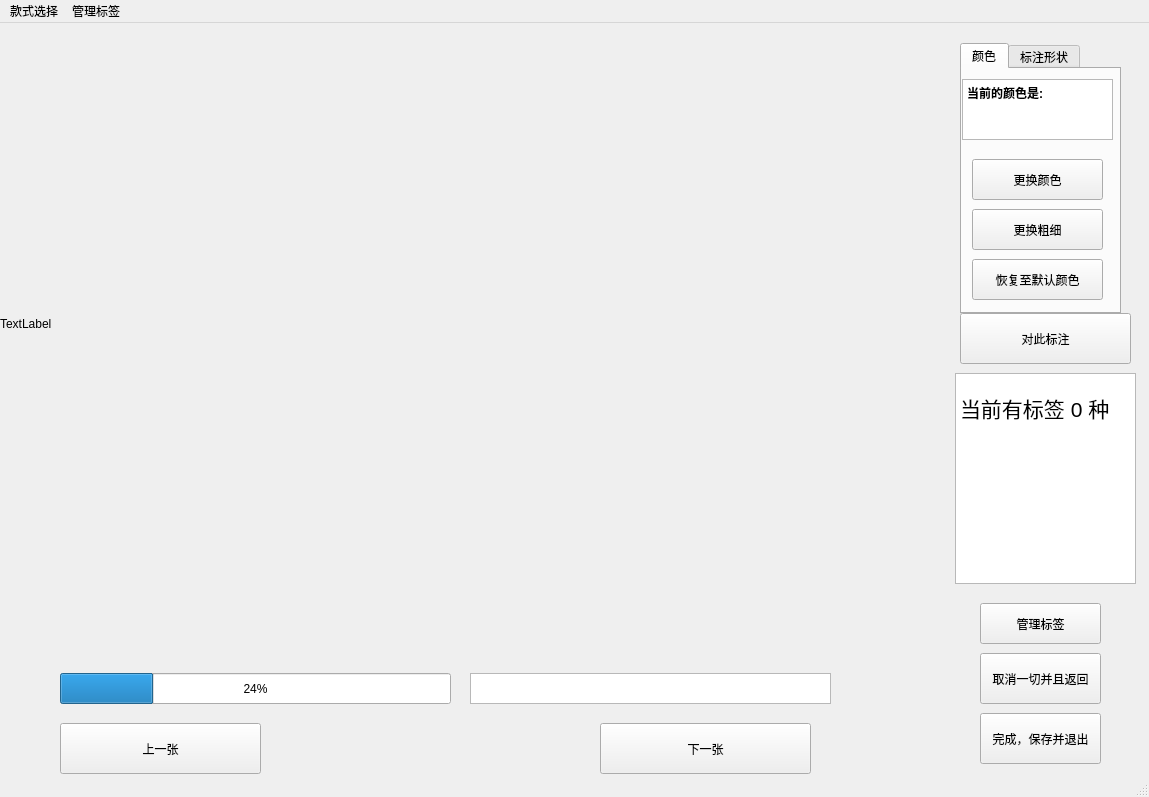
This is JLU_Image_TransAnd_Label/manuallylabel.ui in Charliechen114514/Jilin_University_ImageLabel_SoftWare as Qt 5 draws it before an edit. The edited form follows.
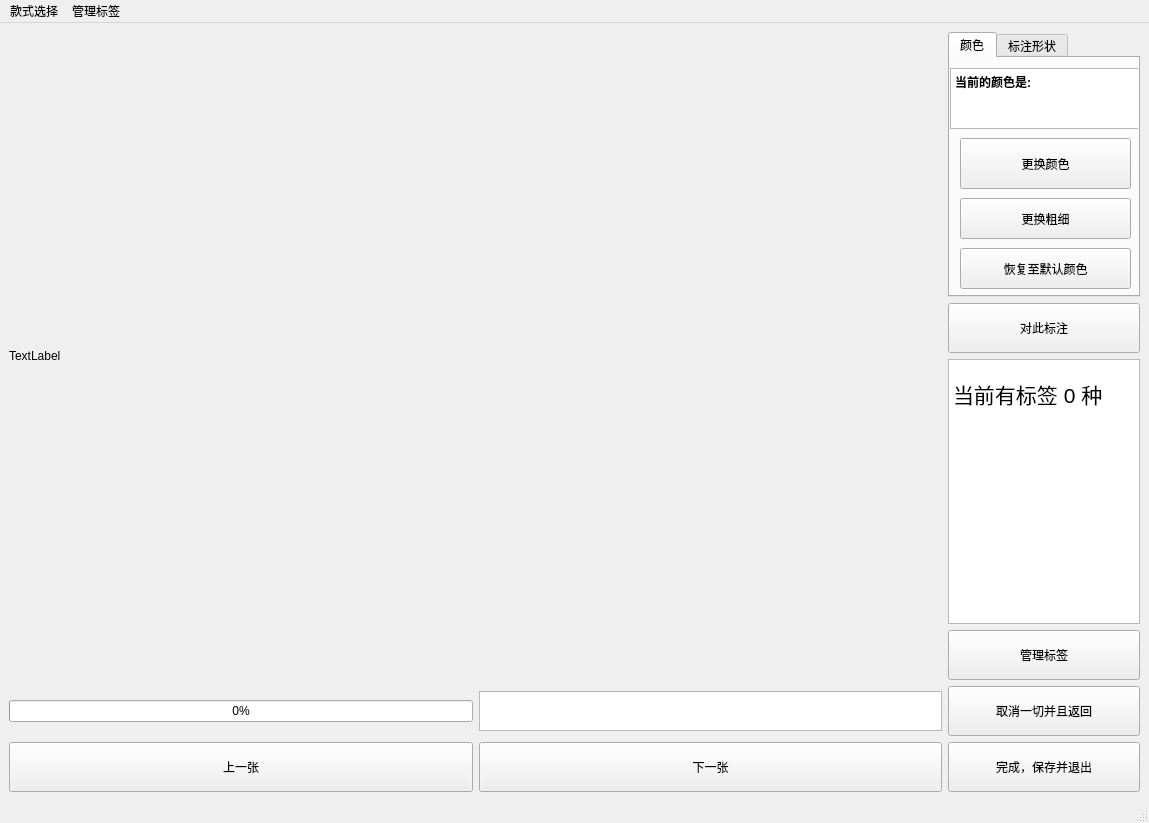
This is the edited form. The open tabs and pages were chosen to show the change. Custom widgets are drawn as their Qt base class.

```diff
--- a/JLU_Image_TransAnd_Label/manuallylabel.ui
+++ b/JLU_Image_TransAnd_Label/manuallylabel.ui
@@ -14,53 +14,33 @@
    <string>MainWindow</string>
   </property>
   <widget class="QWidget" name="centralwidget">
+   <layout class="QGridLayout" name="gridLayout">
+    <item row="0" column="0" rowspan="4" colspan="2">
    <widget class="editpiclabelClass" name="editPicLable">
-    <property name="geometry">
-     <rect>
-      <x>0</x>
-      <y>-10</y>
-      <width>841</width>
-      <height>621</height>
-     </rect>
+      <property name="sizePolicy">
+       <sizepolicy hsizetype="Expanding" vsizetype="Expanding">
+        <horstretch>0</horstretch>
+        <verstretch>0</verstretch>
+       </sizepolicy>
+      </property>
+      <property name="minimumSize">
+       <size>
+        <width>933</width>
+        <height>648</height>
+       </size>
     </property>
     <property name="text">
      <string>TextLabel</string>
     </property>
    </widget>
-   <widget class="QPushButton" name="saveAllAndExportTheImage">
-    <property name="geometry">
-     <rect>
-      <x>980</x>
-      <y>690</y>
-      <width>121</width>
-      <height>51</height>
-     </rect>
-    </property>
-    <property name="text">
-     <string>完成，保存并退出</string>
-    </property>
-   </widget>
-   <widget class="QPushButton" name="cancelAllAndBackToMainWindow">
-    <property name="geometry">
-     <rect>
-      <x>980</x>
-      <y>630</y>
-      <width>121</width>
-      <height>51</height>
-     </rect>
-    </property>
-    <property name="text">
-     <string>取消一切并且返回</string>
-    </property>
-   </widget>
+    </item>
+    <item row="0" column="2">
    <widget class="QTabWidget" name="tabWidget">
-    <property name="geometry">
-     <rect>
-      <x>960</x>
-      <y>20</y>
-      <width>161</width>
-      <height>271</height>
-     </rect>
+      <property name="maximumSize">
+       <size>
+        <width>200</width>
+        <height>400</height>
+       </size>
     </property>
     <property name="currentIndex">
      <number>1</number>
@@ -74,7 +54,7 @@
        <rect>
         <x>0</x>
         <y>10</y>
-        <width>151</width>
+          <width>191</width>
         <height>61</height>
        </rect>
       </property>
@@ -93,9 +73,9 @@
       <property name="geometry">
        <rect>
         <x>10</x>
-        <y>90</y>
-        <width>131</width>
-        <height>41</height>
+          <y>80</y>
+          <width>171</width>
+          <height>51</height>
        </rect>
       </property>
       <property name="text">
@@ -107,7 +87,7 @@
        <rect>
         <x>10</x>
         <y>190</y>
-        <width>131</width>
+          <width>171</width>
         <height>41</height>
        </rect>
       </property>
@@ -120,7 +100,7 @@
        <rect>
         <x>10</x>
         <y>140</y>
-        <width>131</width>
+          <width>171</width>
         <height>41</height>
        </rect>
       </property>
@@ -155,14 +135,33 @@
      </widget>
     </widget>
    </widget>
+    </item>
+    <item row="1" column="2">
+     <widget class="QPushButton" name="activeToLabel">
+      <property name="minimumSize">
+       <size>
+        <width>0</width>
+        <height>50</height>
+       </size>
+      </property>
+      <property name="maximumSize">
+       <size>
+        <width>200</width>
+        <height>50</height>
+       </size>
+      </property>
+      <property name="text">
+       <string>对此标注</string>
+      </property>
+     </widget>
+    </item>
+    <item row="2" column="2">
    <widget class="QTextBrowser" name="showCurTextLabelCountTextBrowser">
-    <property name="geometry">
-     <rect>
-      <x>955</x>
-      <y>350</y>
-      <width>181</width>
-      <height>211</height>
-     </rect>
+      <property name="maximumSize">
+       <size>
+        <width>200</width>
+        <height>16777215</height>
+       </size>
     </property>
     <property name="html">
      <string>&lt;!DOCTYPE HTML PUBLIC &quot;-//W3C//DTD HTML 4.0//EN&quot; &quot;http://www.w3.org/TR/REC-html40/strict.dtd&quot;&gt;
@@ -176,81 +175,96 @@
 &lt;p style=&quot; margin-top:0px; margin-bottom:0px; margin-left:0px; margin-right:0px; -qt-block-indent:0; text-indent:0px;&quot;&gt;&lt;span style=&quot; font-size:16pt;&quot;&gt;当前有标签 0 种&lt;/span&gt;&lt;/p&gt;&lt;/body&gt;&lt;/html&gt;</string>
     </property>
    </widget>
-   <widget class="QPushButton" name="activeToLabel">
-    <property name="geometry">
-     <rect>
-      <x>960</x>
-      <y>290</y>
-      <width>171</width>
-      <height>51</height>
-     </rect>
-    </property>
-    <property name="text">
-     <string>对此标注</string>
-    </property>
-   </widget>
+    </item>
+    <item row="3" column="2">
    <widget class="QPushButton" name="manageLabelBtn">
-    <property name="geometry">
-     <rect>
-      <x>980</x>
-      <y>580</y>
-      <width>121</width>
-      <height>41</height>
-     </rect>
+      <property name="minimumSize">
+       <size>
+        <width>0</width>
+        <height>50</height>
+       </size>
+      </property>
+      <property name="maximumSize">
+       <size>
+        <width>200</width>
+        <height>100</height>
+       </size>
     </property>
     <property name="text">
      <string>管理标签</string>
     </property>
    </widget>
+    </item>
+    <item row="4" column="0">
+     <widget class="QProgressBar" name="showProgressBar">
+      <property name="value">
+       <number>0</number>
+      </property>
+     </widget>
+    </item>
+    <item row="4" column="1">
+     <widget class="QTextBrowser" name="showCurProcess">
+      <property name="maximumSize">
+       <size>
+        <width>16777215</width>
+        <height>40</height>
+       </size>
+      </property>
+     </widget>
+    </item>
+    <item row="4" column="2">
+     <widget class="QPushButton" name="cancelAllAndBackToMainWindow">
+      <property name="minimumSize">
+       <size>
+        <width>0</width>
+        <height>50</height>
+       </size>
+      </property>
+      <property name="text">
+       <string>取消一切并且返回</string>
+      </property>
+     </widget>
+    </item>
+    <item row="5" column="0">
    <widget class="QPushButton" name="toPreviousPic">
-    <property name="geometry">
-     <rect>
-      <x>60</x>
-      <y>700</y>
-      <width>201</width>
-      <height>51</height>
-     </rect>
+      <property name="minimumSize">
+       <size>
+        <width>0</width>
+        <height>50</height>
+       </size>
     </property>
     <property name="text">
      <string>上一张</string>
     </property>
    </widget>
+    </item>
+    <item row="5" column="1">
    <widget class="QPushButton" name="toAfterPic">
-    <property name="geometry">
-     <rect>
-      <x>600</x>
-      <y>700</y>
-      <width>211</width>
-      <height>51</height>
-     </rect>
+      <property name="minimumSize">
+       <size>
+        <width>0</width>
+        <height>50</height>
+       </size>
     </property>
     <property name="text">
      <string>下一张</string>
     </property>
    </widget>
-   <widget class="QProgressBar" name="showProgressBar">
-    <property name="geometry">
-     <rect>
-      <x>60</x>
-      <y>650</y>
-      <width>391</width>
-      <height>31</height>
-     </rect>
-    </property>
-    <property name="value">
-     <number>24</number>
-    </property>
-   </widget>
-   <widget class="QTextBrowser" name="showCurProcess">
-    <property name="geometry">
-     <rect>
-      <x>470</x>
-      <y>650</y>
-      <width>361</width>
-      <height>31</height>
-     </rect>
-    </property>
-   </widget>
+    </item>
+    <item row="5" column="2">
+     <widget class="QPushButton" name="saveAllAndExportTheImage">
+      <property name="minimumSize">
+       <size>
+        <width>0</width>
+        <height>50</height>
+       </size>
+      </property>
+      <property name="text">
+       <string>完成，保存并退出</string>
+      </property>
+     </widget>
+    </item>
+   </layout>
   </widget>
   <widget class="QMenuBar" name="menubar">
    <property name="geometry">
```
Left out of the diff: 2 changed lines with no effect on the pictures. Lines whose indentation alone changed are shown as unchanged.
